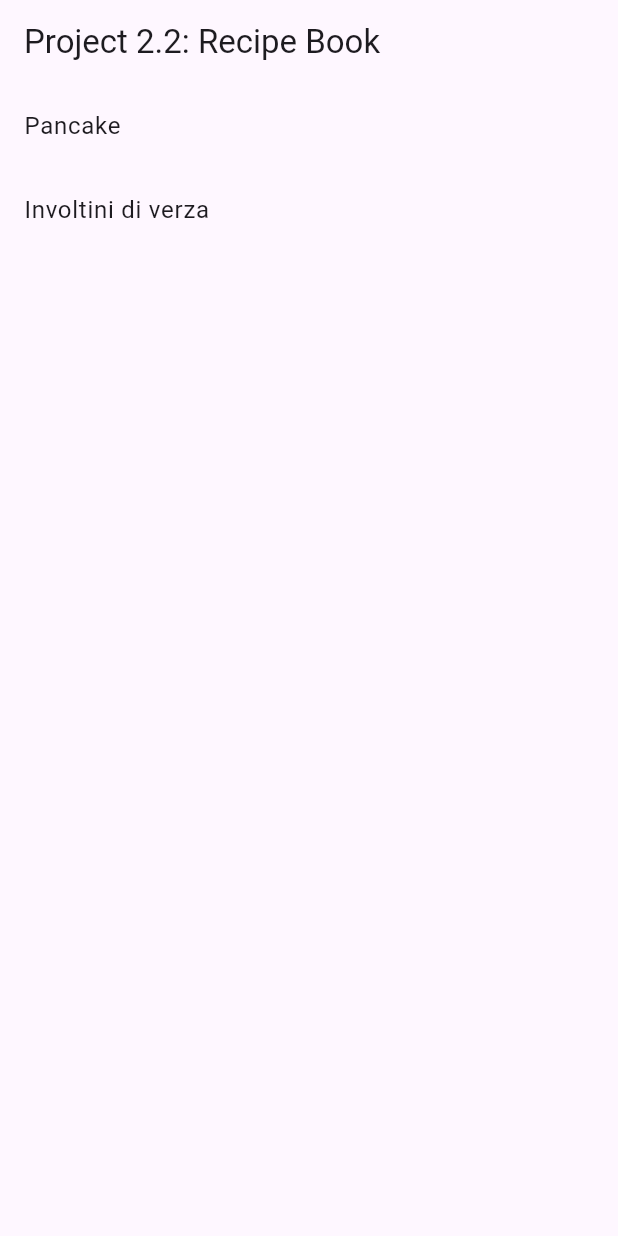
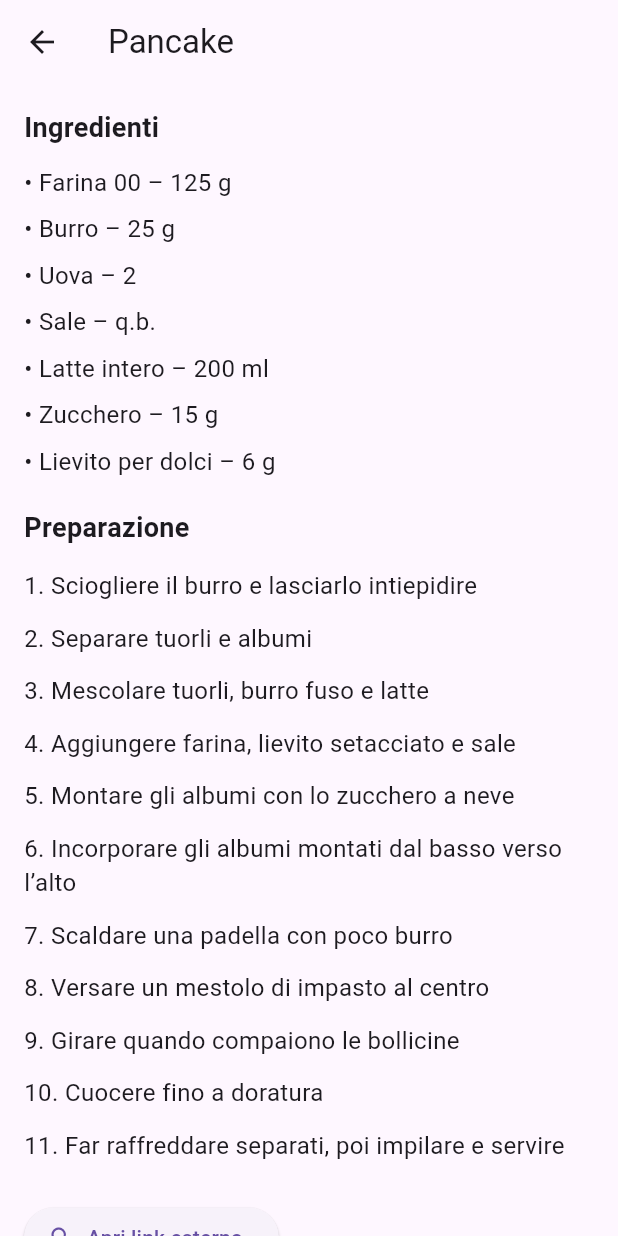
Before and after one commit to CammarataLudovico/flutter_void, a Flutter app: the screen it shows after launch, after a tap on "Pancake", on a phone screen of 412 x 824 dp. Run offline on Flutter 3.47's test engine with Material 3 defaults, Android fonts, the phone set to English and light mode, and no system bars.

Commit message:
Update README, add RecipeDetail screen, and integrate URL launcher functionality

```diff
--- a/lib/data/recipes_data.dart
+++ b/lib/data/recipes_data.dart
@@ -13,17 +13,17 @@ final List<Recipe> recipesData = [
       "Lievito per dolci – 6 g",
     ],
     steps: [
-      "1. Sciogliere il burro e lasciarlo intiepidire",
-      "2. Separare tuorli e albumi",
-      "3. Mescolare tuorli, burro fuso e latte",
-      "4.Aggiungere farina, lievito setacciato e sale",
-      "5. Montare gli albumi con lo zucchero a neve",
-      "6. Incorporare gli albumi montati dal basso verso l’alto",
-      "7. Scaldare una padella con poco burro",
-      "8. Versare un mestolo di impasto al centro",
-      "9. Girare quando compaiono le bollicine",
-      "10. Cuocere fino a doratura",
-      "11. Far raffreddare separati, poi impilare e servire",
+      "Sciogliere il burro e lasciarlo intiepidire",
+      "Separare tuorli e albumi",
+      "Mescolare tuorli, burro fuso e latte",
+      "Aggiungere farina, lievito setacciato e sale",
+      "Montare gli albumi con lo zucchero a neve",
+      "Incorporare gli albumi montati dal basso verso l’alto",
+      "Scaldare una padella con poco burro",
+      "Versare un mestolo di impasto al centro",
+      "Girare quando compaiono le bollicine",
+      "Cuocere fino a doratura",
+      "Far raffreddare separati, poi impilare e servire",
     ],
     url:
         "https://ricette.giallozafferano.it/Pancakes-allo-sciroppo-d-acero.html",
@@ -45,17 +45,17 @@ final List<Recipe> recipesData = [
       "Aglio – 2 spicchi (per condire)",
     ],
     steps: [
-      "1. Lessare le patate e schiacciarle.",
-      "2. Rimuovere il budello dalla salsiccia e unirla alle patate.",
-      "3. Aggiungere sale, pepe, rosmarino tritato e mescolare.",
-      "4. Sbollentare le foglie di verza e asciugarle.",
-      "5. Posizionare un po’ di ripieno su ogni foglia.",
-      "6. Aggiungere cubetti di Valtellina Casera.",
-      "7. Chiudere gli involtini ripiegando i lati verso l’interno.",
-      "8. Rosolare in padella con olio e uno spicchio d’aglio.",
-      "9. Aggiungere salvia, burro e due spicchi d’aglio per condire.",
-      "10. Cuocere finché gli involtini risultano dorati.",
-      "11. Servire caldi.",
+      "Lessare le patate e schiacciarle.",
+      "Rimuovere il budello dalla salsiccia e unirla alle patate.",
+      "Aggiungere sale, pepe, rosmarino tritato e mescolare.",
+      "Sbollentare le foglie di verza e asciugarle.",
+      "Posizionare un po’ di ripieno su ogni foglia.",
+      "Aggiungere cubetti di Valtellina Casera.",
+      "Chiudere gli involtini ripiegando i lati verso l’interno.",
+      "Rosolare in padella con olio e uno spicchio d’aglio.",
+      "Aggiungere salvia, burro e due spicchi d’aglio per condire.",
+      "Cuocere finché gli involtini risultano dorati.",
+      "Servire caldi.",
     ],
     url: "https://ricette.giallozafferano.it/Involtini-di-verza.html",
   ),
--- a/lib/main.dart
+++ b/lib/main.dart
@@ -1,6 +1,7 @@
 import "package:_2_2_recipe_book/data/recipes_data.dart";
-import "package:_2_2_recipe_book/recipe.dart";
+import "package:_2_2_recipe_book/recipe_detail.dart";
 import "package:flutter/material.dart";
+import "package:url_launcher/url_launcher.dart";
 
 void main() => runApp(const RecipeApp());
 
@@ -26,10 +27,30 @@ class Homepage extends StatelessWidget {
       body: ListView.builder(
         itemCount: recipesData.length,
         itemBuilder: (context, index) {
-          final Recipe r = recipesData[index];
+          final recipe = recipesData[index];
           return ListTile(
-            title: Text(r.name),
-            onTap: () {},
+            leading: const CircleAvatar(child: Icon(Icons.restaurant_menu)),
+            title: Text(
+              recipe.name,
+              style: const TextStyle(
+                fontSize: 32,
+                fontWeight: FontWeight.bold,
+              ),
+            ),
+            trailing: IconButton(
+              icon: const Icon(Icons.search),
+              onPressed: () async {
+                await launchUrl(Uri.parse(recipe.url));
+              },
+            ),
+            onTap: () async {
+              await Navigator.push(
+                context,
+                MaterialPageRoute(
+                  builder: (context) => RecipeDetail(recipe: recipe),
+                ),
+              );
+            },
           );
         },
       ),
--- /dev/null
+++ b/lib/recipe_detail.dart
@@ -0,0 +1,82 @@
+import "package:_2_2_recipe_book/recipe.dart";
+import "package:flutter/material.dart";
+import "package:url_launcher/url_launcher.dart";
+
+class RecipeDetail extends StatelessWidget {
+  const RecipeDetail({required this.recipe, super.key});
+  final Recipe recipe;
+
+  Future<void> _openUrl(BuildContext context) async {
+    final rawUrl = recipe.url.trim();
+
+    final candidateUrl = rawUrl;
+    final uri = Uri.tryParse(candidateUrl);
+
+    await launchUrl(
+      uri!,
+      mode: LaunchMode.externalApplication,
+    );
+  }
+
+  @override
+  Widget build(BuildContext context) {
+    return Scaffold(
+      appBar: AppBar(
+        title: Text(recipe.name),
+      ),
+      body: SingleChildScrollView(
+        padding: const EdgeInsets.all(16),
+        child: Column(
+          crossAxisAlignment: CrossAxisAlignment.start,
+          children: [
+            const Text(
+              "Ingredienti",
+              style: TextStyle(fontSize: 18, fontWeight: FontWeight.bold),
+            ),
+            const SizedBox(height: 8),
+            ...recipe.ingredients.map(
+              (i) => Padding(
+                padding: const EdgeInsets.symmetric(vertical: 4),
+                child: Row(
+                  children: [
+                    const Text("• ", style: TextStyle(fontSize: 16)),
+                    Expanded(
+                      child: Text(i, style: const TextStyle(fontSize: 16)),
+                    ),
+                  ],
+                ),
+              ),
+            ),
+            const SizedBox(height: 16),
+            const Text(
+              "Preparazione",
+              style: TextStyle(fontSize: 18, fontWeight: FontWeight.bold),
+            ),
+            const SizedBox(height: 8),
+            for (var i = 0; i < recipe.steps.length; i++)
+              Padding(
+                padding: const EdgeInsets.symmetric(vertical: 6),
+                child: Row(
+                  children: [
+                    Expanded(
+                      child: Text(
+                        "${i + 1}. ${recipe.steps[i]}",
+                        style: const TextStyle(fontSize: 16),
+                      ),
+                    ),
+                  ],
+                ),
+              ),
+
+            const SizedBox(height: 20),
+            ElevatedButton.icon(
+              onPressed: () => _openUrl(context),
+              icon: const Icon(Icons.search),
+              label: const Text("Apri link esterno"),
+            ),
+          ],
+        ),
+      ),
+    );
+  }
+}
--- a/pubspec.yaml
+++ b/pubspec.yaml
@@ -34,6 +34,7 @@ dependencies:
   # The following adds the Cupertino Icons font to your application.
   # Use with the CupertinoIcons class for iOS style icons.
   cupertino_icons: ^1.0.8
+  url_launcher: ^6.3.2
 
 dev_dependencies:
   flutter_test:
```
Also changed, not shown: pubspec.lock, 1 other file.
